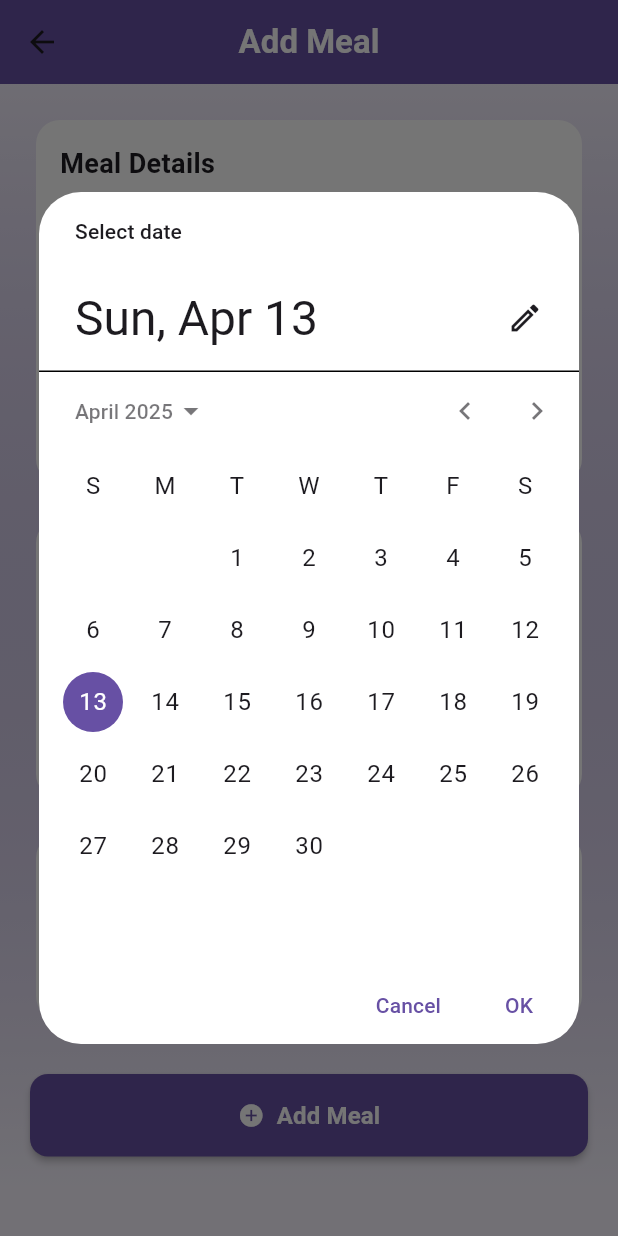
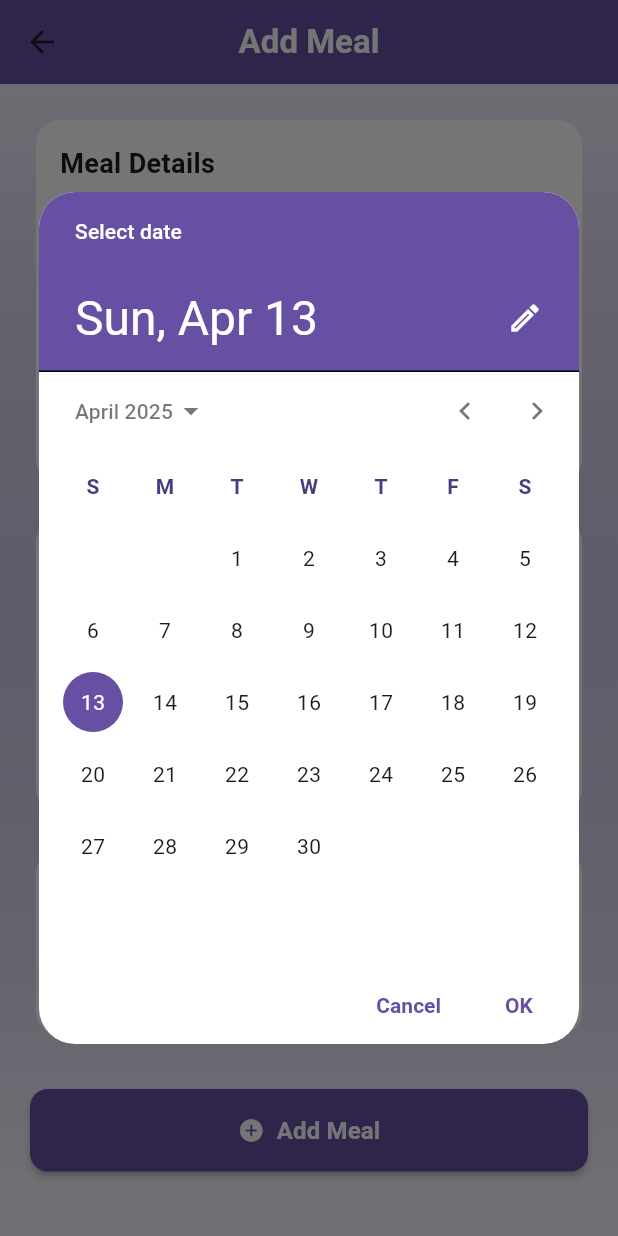
Before and after one commit to ainorjamal/meal_planner, a Flutter app: the AddMealScreen screen opened by its route, after a tap on "Date", on a phone screen of 412 x 824 dp. Run offline on Flutter 3.47's test engine with Material 3 defaults, Android fonts, the phone set to English and light mode, and no system bars; our stand-ins replace cloud_firestore, firebase_auth, firebase_core, firebase_storage, fluttertoast, image_picker and 1 more; accounts and stored records are empty; network calls fail.

Commit message:
style: improved date picker design

```diff
--- a/lib/screens/add_meal_screen.dart
+++ b/lib/screens/add_meal_screen.dart
@@ -150,6 +150,8 @@ class _AddMealScreenState extends State<AddMealScreen> {
   }
 
   Future<void> _selectDate(BuildContext context) async {
+    final isDarkMode = Theme.of(context).brightness == Brightness.dark;
+
     final DateTime? pickedDate = await showDatePicker(
       context: context,
       initialDate: _selectedDate,
@@ -161,12 +163,63 @@ class _AddMealScreenState extends State<AddMealScreen> {
             colorScheme: ColorScheme.light(
               primary: AppColors.primary,
               onPrimary: Colors.white,
-              surface: Theme.of(context).brightness == Brightness.dark
-                  ? AppColors.darkBackground
-                  : Colors.white,
-              onSurface: Theme.of(context).brightness == Brightness.dark
-                  ? AppColors.textLight
-                  : AppColors.textDark,
+              surface: isDarkMode ? AppColors.darkBackground : Colors.white,
+              onSurface: isDarkMode ? AppColors.textLight : AppColors.textDark,
+            ),
+            dialogBackgroundColor: isDarkMode ? AppColors.darkBackground : Colors.white,
+            textButtonTheme: TextButtonThemeData(
+              style: TextButton.styleFrom(
+                foregroundColor: AppColors.primary,
+                textStyle: TextStyle(
+                  fontWeight: FontWeight.bold,
+                ),
+              ),
+            ),
+            datePickerTheme: DatePickerThemeData(
+              headerBackgroundColor: AppColors.primary,
+              headerForegroundColor: Colors.white,
+              weekdayStyle: TextStyle(
+                color: isDarkMode ? AppColors.lightPurple : AppColors.darkPurple,
+                fontWeight: FontWeight.bold,
+              ),
+              dayStyle: TextStyle(
+                color: isDarkMode ? AppColors.textLight : AppColors.textDark,
+              ),
+              dayBackgroundColor: MaterialStateProperty.resolveWith<Color>((Set<MaterialState> states) {
+                if (states.contains(MaterialState.selected)) {
+                  return AppColors.primary;
+                }
+                return isDarkMode ? Colors.transparent : Colors.transparent;
+              }),
+              todayBackgroundColor: MaterialStateProperty.resolveWith<Color>((Set<MaterialState> states) {
+                return AppColors.secondary.withOpacity(0.3);
+              }),
+              todayForegroundColor: MaterialStateProperty.resolveWith<Color>((Set<MaterialState> states) {
+                return AppColors.darkPurple;
+              }),
+              dayForegroundColor: MaterialStateProperty.resolveWith<Color>((Set<MaterialState> states) {
+                if (states.contains(MaterialState.selected)) {
+                  return Colors.white;
+                }
+                return isDarkMode ? AppColors.textLight : AppColors.textDark;
+              }),
+              surfaceTintColor: Colors.transparent,
+              backgroundColor: isDarkMode ? AppColors.darkBackground : Colors.white,
+              yearBackgroundColor: MaterialStateProperty.resolveWith<Color>((Set<MaterialState> states) {
+                if (states.contains(MaterialState.selected)) {
+                  return AppColors.primary;
+                }
+                return isDarkMode ? Colors.grey[800]! : Colors.grey[100]!;
+              }),
+              yearForegroundColor: MaterialStateProperty.resolveWith<Color>((Set<MaterialState> states) {
+                if (states.contains(MaterialState.selected)) {
+                  return Colors.white;
+                }
+                return isDarkMode ? AppColors.textLight : AppColors.textDark;
+              }),
+              shape: RoundedRectangleBorder(
+                borderRadius: BorderRadius.circular(24),
+              ),
             ),
           ),
           child: child!,
@@ -277,16 +330,9 @@ class _AddMealScreenState extends State<AddMealScreen> {
                         ),
                       ),
                       SizedBox(height: 16),
-                      GestureDetector(
-                        onTap: () => _selectDate(context),
-                        child: AbsorbPointer(
-                          child: _buildTextField(
-                            controller: dateController,
-                            label: 'Date',
-                            icon: Icons.calendar_today,
-                            isDarkMode: isDarkMode,
-                          ),
-                        ),
+                      _buildDateField(
+                        controller: dateController,
+                        isDarkMode: isDarkMode,
                       ),
                       SizedBox(height: 16),
                       GestureDetector(
@@ -333,6 +379,57 @@ class _AddMealScreenState extends State<AddMealScreen> {
               SizedBox(height: 32),
               _buildSaveButton(isDarkMode),
             ],
+          ),
+        ),
+      ),
+    );
+  }
+
+  Widget _buildDateField({
+    required TextEditingController controller,
+    required bool isDarkMode,
+  }) {
+    return InkWell(
+      onTap: () => _selectDate(context),
+      borderRadius: BorderRadius.circular(12),
+      child: Container(
+        padding: EdgeInsets.symmetric(vertical: 4),
+        decoration: BoxDecoration(
+          borderRadius: BorderRadius.circular(12),
+          border: Border.all(
+            color: isDarkMode
+                ? AppColors.lightPurple.withOpacity(0.4)
+                : AppColors.primary.withOpacity(0.4),
+          ),
+          color: isDarkMode
+              ? Colors.grey[800]!.withOpacity(0.5)
+              : Colors.grey[100]!.withOpacity(0.7),
+        ),
+        child: TextField(
+          controller: controller,
+          enabled: false,
+          style: TextStyle(
+            color: isDarkMode ? AppColors.textLight : AppColors.textDark,
+            fontSize: 16,
+          ),
+          decoration: InputDecoration(
+            labelText: 'Date',
+            labelStyle: TextStyle(
+              color: isDarkMode
+                  ? AppColors.lightPurple
+                  : AppColors.primary.withOpacity(0.8),
+            ),
+            prefixIcon: Icon(
+              Icons.calendar_today,
+              color: isDarkMode ? AppColors.lightPurple : AppColors.primary,
+            ),
+            suffixIcon: Icon(
+              Icons.arrow_drop_down,
+              color: isDarkMode ? AppColors.lightPurple : AppColors.primary,
+              size: 28,
+            ),
+            border: InputBorder.none,
+            contentPadding: EdgeInsets.symmetric(horizontal: 16),
           ),
         ),
       ),
```
